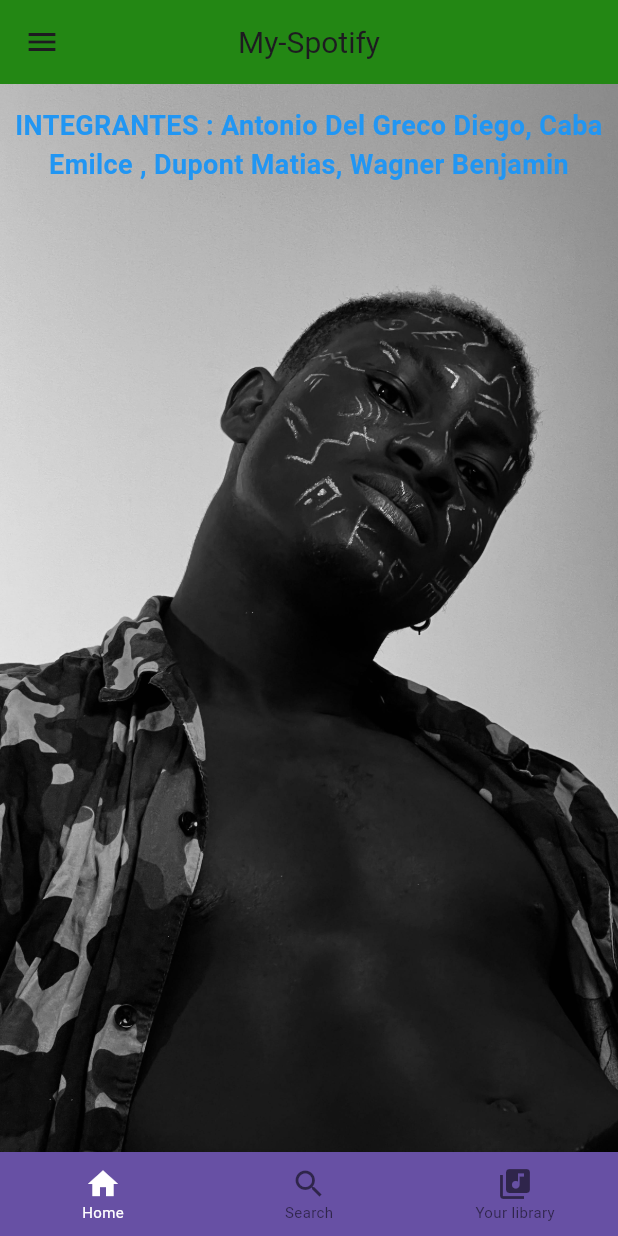
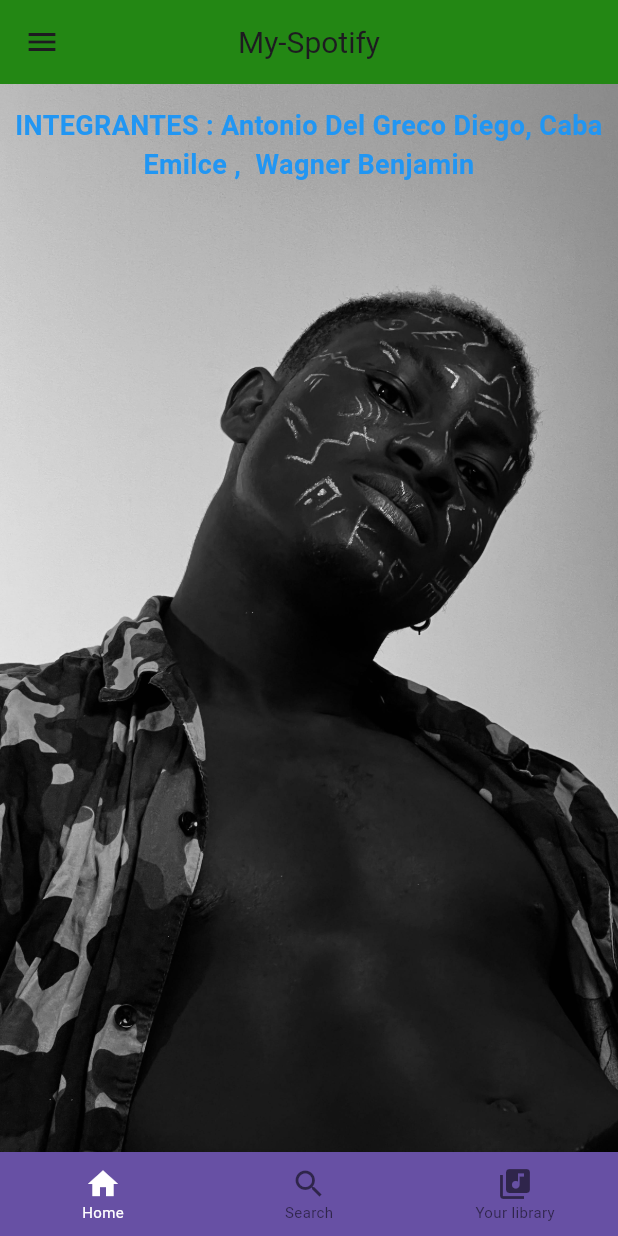
Before and after one commit to WagnerBenjamin99/app-flutter, a Flutter app: the screen it shows after launch, in the side drawer, after a tap on "Inicio", on a phone screen of 412 x 824 dp. Run offline on Flutter 3.47's test engine with Material 3 defaults, Android fonts, the phone set to English and light mode, and no system bars; our stand-ins replace shared_preferences.

```diff
--- a/lib/screens/home_screen.dart
+++ b/lib/screens/home_screen.dart
@@ -50,7 +50,7 @@ class _HomeScreenState extends State<HomeScreen> {
               children: [
                 SizedBox(height: 15),
                 Text(
-                  'INTEGRANTES : Antonio Del Greco Diego, Caba Emilce , Dupont Matias, Wagner Benjamin ',
+                  'INTEGRANTES : Antonio Del Greco Diego, Caba Emilce ,  Wagner Benjamin ',
                   style: TextStyle(
                     fontWeight: FontWeight.bold,
                     color: Colors.blue,
--- a/lib/widgets/customDrawe.dart
+++ b/lib/widgets/customDrawe.dart
@@ -1,6 +1,6 @@
 import 'package:flutter/material.dart';
+import 'package:flutter_repo_guide/helpers/estilos.dart';
 import 'package:flutter_repo_guide/screens/albumesVistas/albums_azar_screen.dart';
-import 'package:flutter_repo_guide/screens/albumesVistas/lista_albumes_screen.dart';
 import 'package:flutter_repo_guide/screens/albumes_tracks_screen.dart';
 import 'package:flutter_repo_guide/screens/artista_top_screen.dart';
 import 'package:flutter_repo_guide/screens/home_screen.dart';
@@ -18,7 +18,7 @@ class CustomDrawer extends StatelessWidget {
         children: <Widget>[
           DrawerHeader(
             decoration: BoxDecoration(
-              color: Color.fromRGBO(33, 134, 18, 0.992),
+              color: Estilos.greenOscuro,
             ),
             child: Text(
               'Menú',
```
